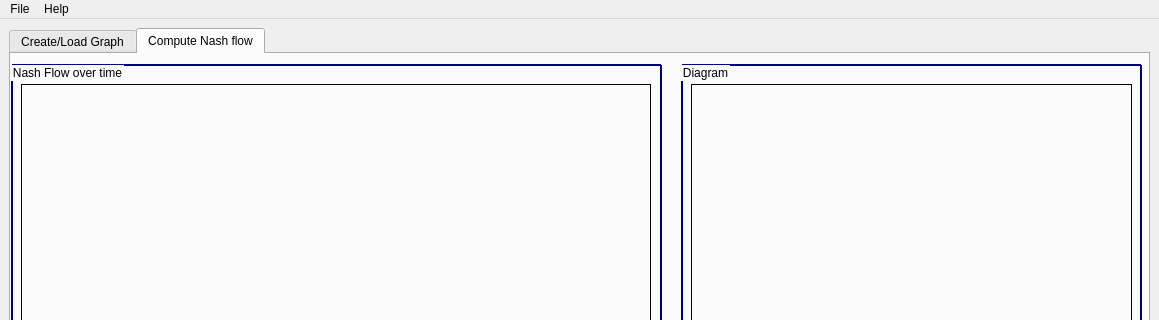
Before: the Qt Designer form source/ui/mainWdw.ui in LeonSering/NashFlowComputation, drawn with Qt 5; both pictures show x 0 to 1159 and y 0 to 320 of the 1159 by 1019 pixel window.
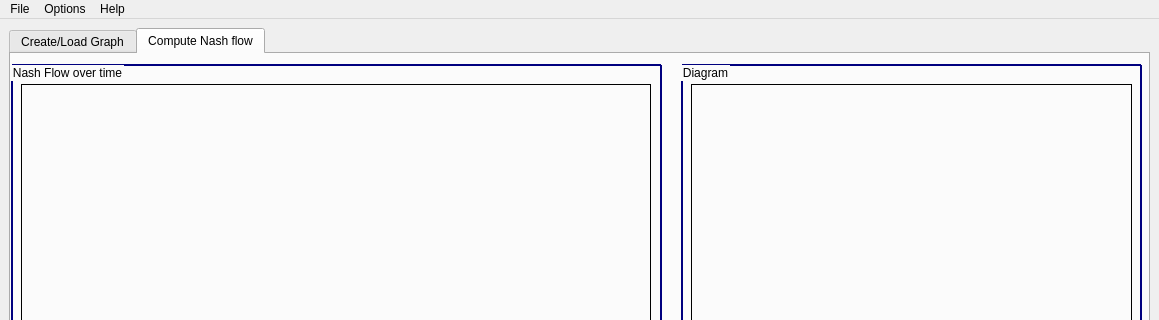
After: the same form once the commit is applied. Icons and pictures are not drawn.

What changed in the file:
```diff
--- a/source/ui/mainWdw.ui
+++ b/source/ui/mainWdw.ui
@@ -1420,7 +1420,15 @@
     </property>
     <addaction name="actionOpen_manual"/>
    </widget>
+   <widget class="QMenu" name="menuOptions">
+    <property name="title">
+     <string>Options</string>
+    </property>
+    <addaction name="actionOpen_ThinFlowComputation"/>
+    <addaction name="actionMove_graph_to_ThinFlowComputation"/>
+   </widget>
    <addaction name="menuFile"/>
+   <addaction name="menuOptions"/>
    <addaction name="menuHelp"/>
   </widget>
   <action name="actionLoad_Graph">
```
Left out of the diff: 10 changed lines with no effect on the pictures.
